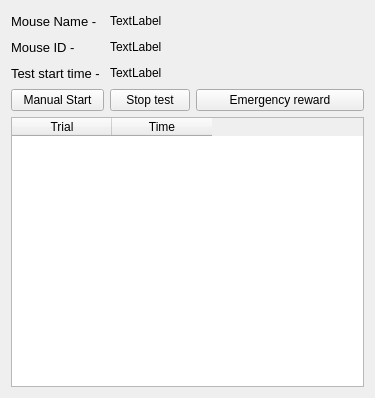
This is Python/gui/testwin.ui in yagarwal123/autonomouse as Qt 5 draws it before an edit. The edited form follows.
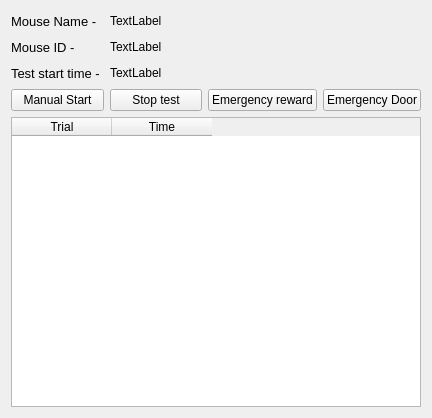
This is the edited form.

Diff of the .ui file:
```diff
--- a/Python/gui/testwin.ui
+++ b/Python/gui/testwin.ui
@@ -6,8 +6,8 @@
    <rect>
     <x>0</x>
     <y>0</y>
-    <width>375</width>
-    <height>398</height>
+    <width>432</width>
+    <height>418</height>
    </rect>
   </property>
   <property name="windowTitle">
@@ -117,20 +117,6 @@
      </property>
     </widget>
    </item>
-   <item row="4" column="0" colspan="4">
-    <widget class="QTableWidget" name="tableWidget">
-     <column>
-      <property name="text">
-       <string>Trial</string>
-      </property>
-     </column>
-     <column>
-      <property name="text">
-       <string>Time</string>
-      </property>
-     </column>
-    </widget>
-   </item>
    <item row="3" column="1">
     <widget class="QPushButton" name="stopButton">
      <property name="text">
@@ -138,13 +124,34 @@
      </property>
     </widget>
    </item>
-   <item row="3" column="2" colspan="2">
+   <item row="3" column="2">
     <widget class="QPushButton" name="rewardButton">
      <property name="text">
       <string>Emergency reward</string>
      </property>
     </widget>
    </item>
+   <item row="3" column="3">
+    <widget class="QPushButton" name="eDoorButton">
+     <property name="text">
+      <string>Emergency Door</string>
+     </property>
+    </widget>
+   </item>
+   <item row="4" column="0" colspan="4">
+    <widget class="QTableWidget" name="tableWidget">
+     <column>
+      <property name="text">
+       <string>Trial</string>
+      </property>
+     </column>
+     <column>
+      <property name="text">
+       <string>Time</string>
+      </property>
+     </column>
+    </widget>
+   </item>
   </layout>
  </widget>
  <resources/>
```
